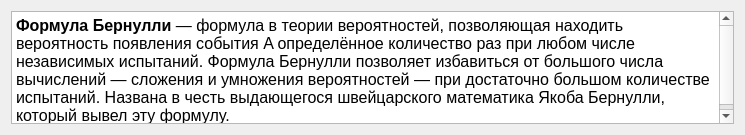
Before: the Qt Designer form Popelov_Kuznetsov_bernulli/history.ui in Alivexx/bernulli, drawn with Qt 5.
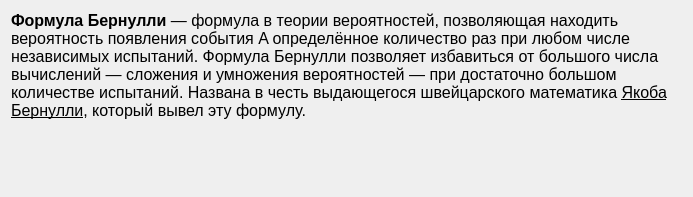
After: the same form once the commit is applied.

```diff
--- a/Popelov_Kuznetsov_bernulli/history.ui
+++ b/Popelov_Kuznetsov_bernulli/history.ui
@@ -6,8 +6,8 @@
    <rect>
     <x>0</x>
     <y>0</y>
-    <width>745</width>
-    <height>135</height>
+    <width>693</width>
+    <height>197</height>
    </rect>
   </property>
   <property name="windowTitle">
@@ -15,13 +15,15 @@
   </property>
   <layout class="QHBoxLayout" name="horizontalLayout">
    <item>
-    <widget class="QTextBrowser" name="textBrowser">
-     <property name="html">
-      <string>&lt;!DOCTYPE HTML PUBLIC &quot;-//W3C//DTD HTML 4.0//EN&quot; &quot;http://www.w3.org/TR/REC-html40/strict.dtd&quot;&gt;
-&lt;html&gt;&lt;head&gt;&lt;meta name=&quot;qrichtext&quot; content=&quot;1&quot; /&gt;&lt;style type=&quot;text/css&quot;&gt;
-p, li { white-space: pre-wrap; }
-&lt;/style&gt;&lt;/head&gt;&lt;body style=&quot; font-family:'MS Shell Dlg 2'; font-size:8.25pt; font-weight:400; font-style:normal;&quot;&gt;
-&lt;p style=&quot; margin-top:0px; margin-bottom:0px; margin-left:0px; margin-right:0px; -qt-block-indent:0; text-indent:0px;&quot;&gt;&lt;span style=&quot; font-size:12pt; font-weight:600;&quot;&gt;Формула Бернулли&lt;/span&gt;&lt;span style=&quot; font-size:12pt;&quot;&gt; — формула в теории вероятностей, позволяющая находить вероятность появления события A определённое количество раз при любом числе независимых испытаний. Формула Бернулли позволяет избавиться от большого числа вычислений — сложения и умножения вероятностей — при достаточно большом количестве испытаний. Названа в честь выдающегося швейцарского математика Якоба Бернулли, который вывел эту формулу. &lt;/span&gt;&lt;/p&gt;&lt;/body&gt;&lt;/html&gt;</string>
+    <widget class="QLabel" name="label">
+     <property name="text">
+      <string>&lt;html&gt;&lt;head/&gt;&lt;body&gt;&lt;p&gt;&lt;span style=&quot; font-size:12pt; font-weight:600;&quot;&gt;Формула Бернулли&lt;/span&gt;&lt;span style=&quot; font-size:12pt;&quot;&gt; — формула в теории вероятностей, позволяющая находить вероятность появления события A определённое количество раз при любом числе независимых испытаний. Формула Бернулли позволяет избавиться от большого числа вычислений — сложения и умножения вероятностей — при достаточно большом количестве испытаний. Названа в честь выдающегося швейцарского математика &lt;/span&gt;&lt;span style=&quot; font-size:12pt; text-decoration: underline;&quot;&gt;Якоба Бернулли&lt;/span&gt;&lt;span style=&quot; font-size:12pt;&quot;&gt;, который вывел эту формулу. &lt;/span&gt;&lt;/p&gt;&lt;/body&gt;&lt;/html&gt;</string>
+     </property>
+     <property name="alignment">
+      <set>Qt::AlignLeading|Qt::AlignLeft|Qt::AlignTop</set>
+     </property>
+     <property name="wordWrap">
+      <bool>true</bool>
      </property>
     </widget>
    </item>
```
Left out of the diff: 3 changed lines with no effect on the pictures.
